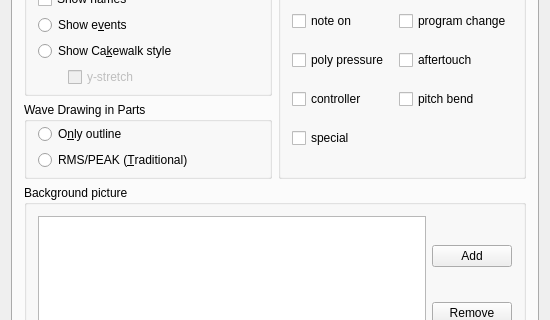
Before: the Qt Designer form muse3/muse/components/appearancebase.ui in emrum/muse, drawn with Qt 5; both pictures show x 0 to 550 and y 81 to 401 of the 550 by 610 pixel window.
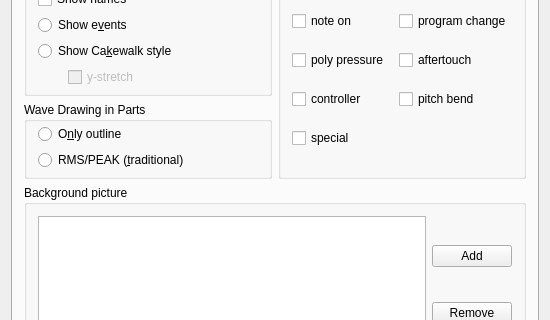
After: the same form once the commit is applied. Custom widgets are drawn as their Qt base class.

Patch:
```diff
--- a/muse3/muse/components/appearancebase.ui
+++ b/muse3/muse/components/appearancebase.ui
@@ -203,7 +203,7 @@
           <item row="1" column="0">
            <widget class="QRadioButton" name="radioButtonDrawRmsPeak">
             <property name="text">
-             <string>RMS/PEAK (&amp;Traditional)</string>
+             <string>RMS/PEAK (&amp;traditional)</string>
             </property>
            </widget>
           </item>
```
Left out of the diff: 2 changed lines with no effect on the pictures.
